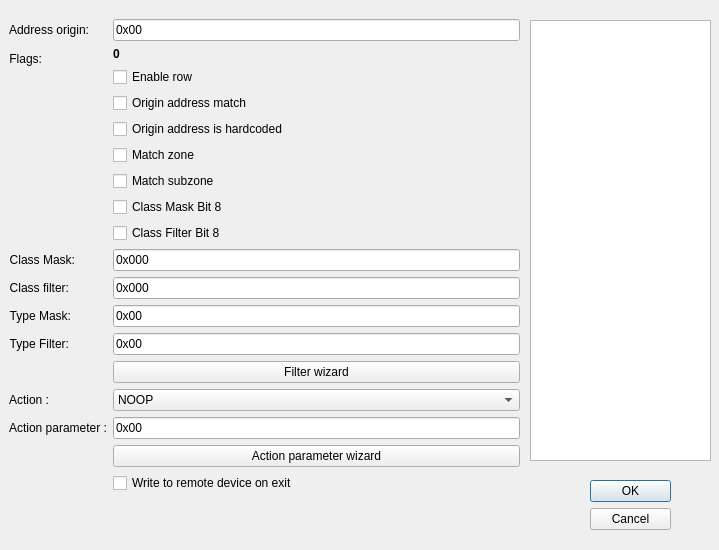
Old version of the form src/cdlgeditdm.ui in the repository grodansparadis/vscp-works-qt.
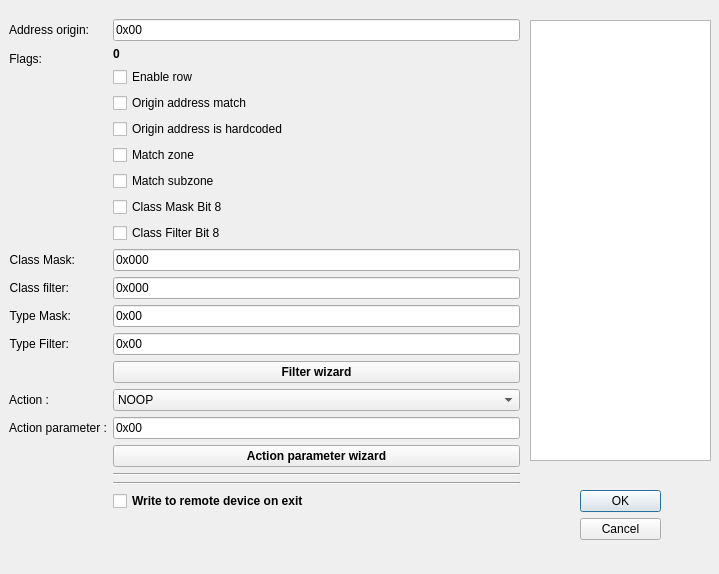
New version of the form.

Commit message: test Windows work flow action

```diff
--- a/src/cdlgeditdm.ui
+++ b/src/cdlgeditdm.ui
@@ -7,7 +7,7 @@
     <x>0</x>
     <y>0</y>
     <width>719</width>
-    <height>550</height>
+    <height>574</height>
    </rect>
   </property>
   <property name="windowTitle">
@@ -19,8 +19,8 @@
   <widget class="QDialogButtonBox" name="buttonBox">
    <property name="geometry">
     <rect>
-     <x>590</x>
-     <y>480</y>
+     <x>580</x>
+     <y>490</y>
      <width>81</width>
      <height>61</height>
     </rect>
@@ -38,7 +38,7 @@
      <x>9</x>
      <y>19</y>
      <width>511</width>
-     <height>532</height>
+     <height>550</height>
     </rect>
    </property>
    <layout class="QFormLayout" name="formLayout">
@@ -250,13 +250,25 @@
     </item>
     <item row="9" column="1">
      <widget class="QPushButton" name="btnActionParameterWizard">
+      <property name="font">
+       <font>
+        <weight>75</weight>
+        <bold>true</bold>
+       </font>
+      </property>
       <property name="text">
        <string>Action parameter wizard</string>
       </property>
      </widget>
     </item>
-    <item row="10" column="1">
+    <item row="12" column="1">
      <widget class="QCheckBox" name="chkSaveNow">
+      <property name="font">
+       <font>
+        <weight>75</weight>
+        <bold>true</bold>
+       </font>
+      </property>
       <property name="text">
        <string>Write to remote device on exit</string>
       </property>
@@ -264,11 +276,31 @@
     </item>
     <item row="6" column="1">
      <widget class="QPushButton" name="btnFilterWizard">
+      <property name="font">
+       <font>
+        <weight>75</weight>
+        <bold>true</bold>
+       </font>
+      </property>
       <property name="text">
        <string>Filter wizard</string>
       </property>
      </widget>
     </item>
+    <item row="10" column="1">
+     <widget class="Line" name="line">
+      <property name="orientation">
+       <enum>Qt::Horizontal</enum>
+      </property>
+     </widget>
+    </item>
+    <item row="11" column="1">
+     <widget class="Line" name="line_2">
+      <property name="orientation">
+       <enum>Qt::Horizontal</enum>
+      </property>
+     </widget>
+    </item>
    </layout>
   </widget>
   <widget class="QWidget" name="verticalLayoutWidget">
```
The commit also changes 2 other files.
